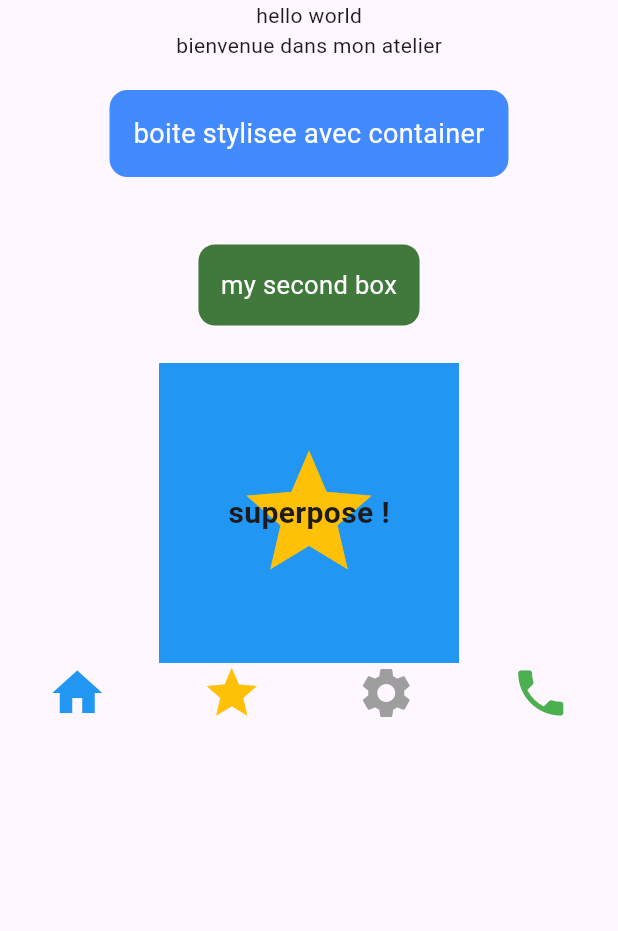
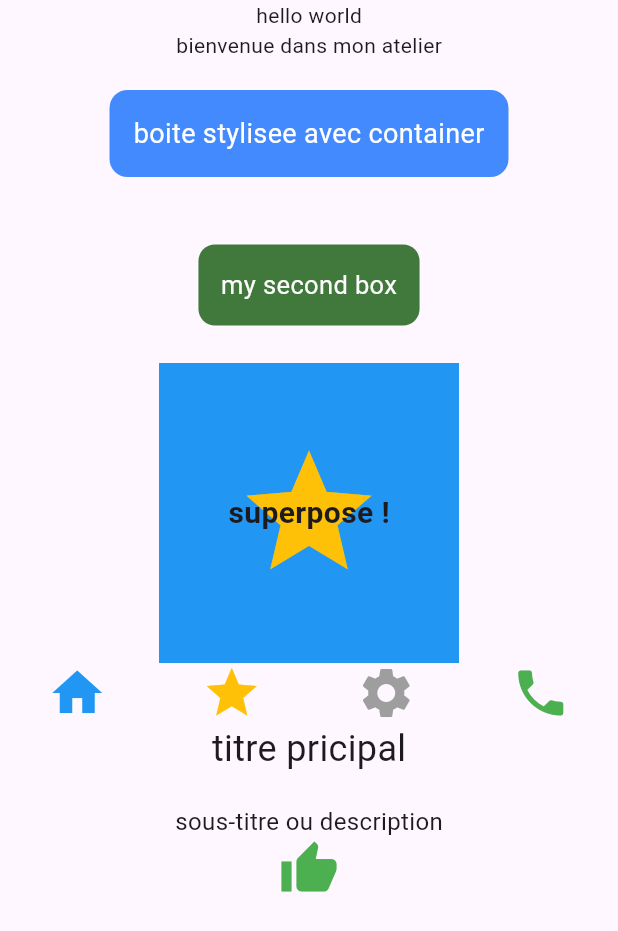
Before and after one commit to massi9313/Developpement-d-application, a Flutter app: the screen it shows after launch, on a phone screen of 412 x 824 dp. Shown: the top 931 px of the screen. Run offline on Flutter 3.47's test engine with Material 3 defaults, Android fonts, the phone set to English and light mode, and no system bars.

Commit message:
ajout d'une 2eme colonne

```diff
--- a/lib/main.dart
+++ b/lib/main.dart
@@ -57,6 +57,16 @@ class MainApp extends StatelessWidget {
                         Icon(Icons.settings,color: Colors.grey, size: 40),
                         Icon(Icons.phone, color: Colors.green, size: 40,)
                       ],
+                    ),
+                    Column(
+                      mainAxisAlignment: MainAxisAlignment.center,
+                      crossAxisAlignment: CrossAxisAlignment.center,
+                      children: [
+                        Text('titre pricipal', style: TextStyle(fontSize: 24)),
+                        SizedBox(height: 20),
+                        Text('sous-titre ou description', style: TextStyle(fontSize: 16)),
+                        Icon(Icons.thumb_up, color: Colors.green, size: 40),
+                      ],
                     )
             ],
           ),
```
